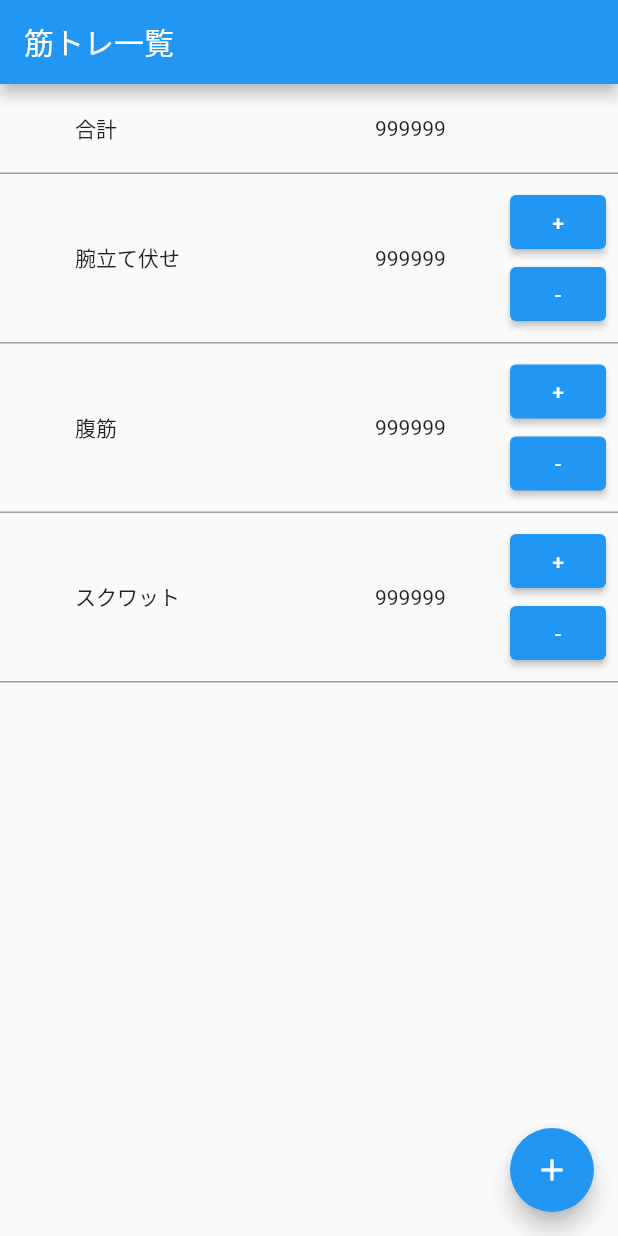
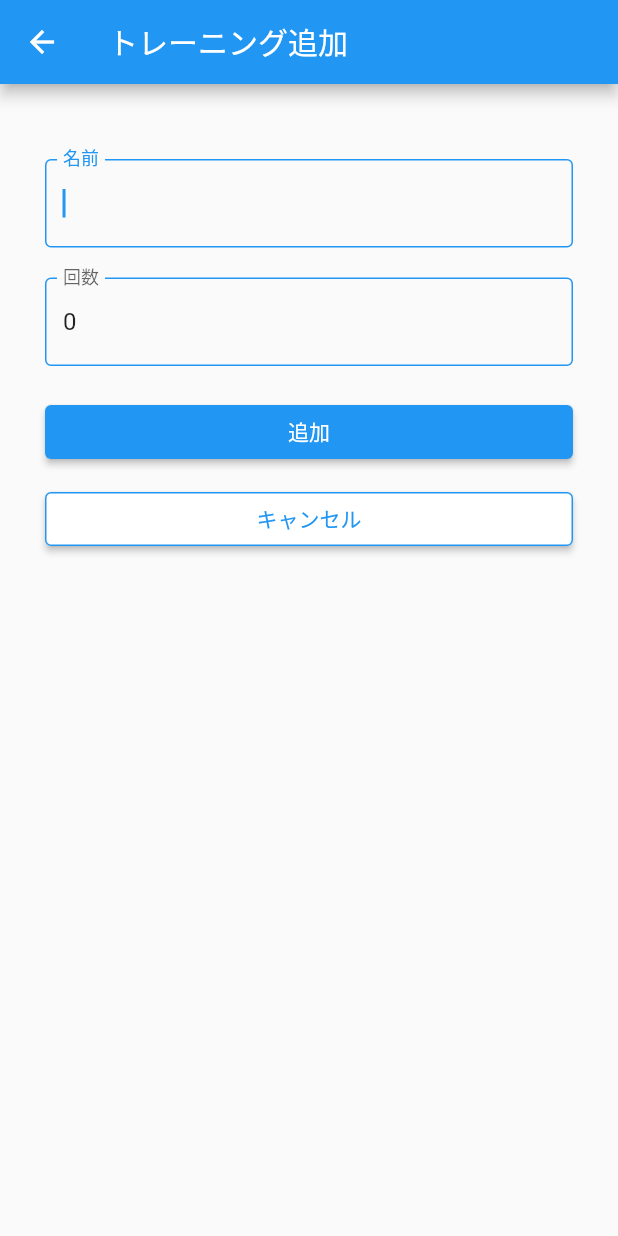
Before and after one commit to i-tanaka730/muscle_training_counter, a Flutter app: the screen it shows after launch, after a tap on the "add" icon, on a phone screen of 412 x 824 dp. Run offline on Flutter 3.47's test engine with Material 2 defaults, Android fonts, the phone set to English and light mode, and no system bars; drawn by our look-alikes of flutter_slidable; our stand-ins replace cloud_firestore, firebase_core; missing offline and left inert: cloud_firestore_web, firebase_core_web; accounts and stored records are empty.

Commit message:
feat: 入力画面を作成し、一覧画面から遷移できるように対応。

```diff
--- a/src/lib/ui/input/training_input_page.dart
+++ b/src/lib/ui/input/training_input_page.dart
@@ -1 +1,143 @@
-class TrainingInputPage {}
+import 'package:flutter/material.dart';
+import '../../model/training_item.dart';
+
+class TrainingInputPage extends StatefulWidget {
+  /// Todoのモデル
+  final TrainingItem? item;
+
+  /// コンストラクタ
+  /// Todoを引数で受け取った場合は更新、受け取らない場合は追加画面となる
+  const TrainingInputPage({Key? key, this.item}) : super(key: key);
+
+  /// Todo入力画面の状態を生成する
+  @override
+  State<TrainingInputPage> createState() => _TrainingInputPageState();
+}
+
+class _TrainingInputPageState extends State<TrainingInputPage> {
+  /// 新規追加か
+  late bool _isCreateTodo;
+
+  /// 画面項目：名前
+  late String _name;
+
+  /// 画面項目：回数
+  late int _count;
+
+  /// 初期処理を行う
+  @override
+  void initState() {
+    super.initState();
+    var item = widget.item;
+
+    _name = item?.getName() ?? "";
+    _count = item?.getCount() ?? 0;
+    _isCreateTodo = item == null;
+  }
+
+  /// 画面を作成する
+  @override
+  Widget build(BuildContext context) {
+    return Scaffold(
+      appBar: AppBar(
+        // アプリケーションバーに表示するタイトル
+        title: Text(_isCreateTodo ? 'トレーニング追加' : 'トレーニング編集'),
+      ),
+      body: Container(
+        // 全体のパディング
+        padding: const EdgeInsets.all(30),
+        child: Column(
+          children: <Widget>[
+            const SizedBox(height: 20),
+            // 名前のテキストフィールド
+            TextField(
+              autofocus: true,
+              decoration: const InputDecoration(
+                labelText: "名前",
+                enabledBorder: OutlineInputBorder(
+                  borderSide: BorderSide(
+                    color: Colors.blue,
+                  ),
+                ),
+                focusedBorder: OutlineInputBorder(
+                  borderSide: BorderSide(
+                    color: Colors.blue,
+                  ),
+                ),
+              ),
+              // TextEditingControllerを使用することで、いちいちsetStateしなくても画面を更新してくれる
+              controller: TextEditingController(text: _name),
+              onChanged: (String value) {
+                _name = value;
+              },
+            ),
+            const SizedBox(height: 20),
+            // 回数のテキストフィールド
+            TextField(
+              autofocus: true,
+              decoration: const InputDecoration(
+                labelText: "回数",
+                enabledBorder: OutlineInputBorder(
+                  borderSide: BorderSide(
+                    color: Colors.blue,
+                  ),
+                ),
+                focusedBorder: OutlineInputBorder(
+                  borderSide: BorderSide(
+                    color: Colors.blue,
+                  ),
+                ),
+              ),
+              // TextEditingControllerを使用することで、いちいちsetStateしなくても画面を更新してくれる
+              controller: TextEditingController(text: _count.toString()),
+              onChanged: (String value) {
+                _count = int.parse(value);
+              },
+            ),
+            const SizedBox(height: 20),
+            // 追加/更新ボタン
+            SizedBox(
+              width: double.infinity,
+              child: ElevatedButton(
+                onPressed: () {
+                  if (_isCreateTodo) {
+                    // TODO:トレーニングを追加する
+                  } else {
+                    // TODO:トレーニングを更新する
+                  }
+                  // トレーニング一覧画面に戻る
+                  Navigator.of(context).pop();
+                },
+                child: Text(
+                  _isCreateTodo ? '追加' : '更新',
+                  style: const TextStyle(color: Colors.white),
+                ),
+              ),
+            ),
+            const SizedBox(height: 10),
+            // キャンセルボタン
+            SizedBox(
+              width: double.infinity,
+              child: ElevatedButton(
+                onPressed: () {
+                  // Todoリスト画面に戻る
+                  Navigator.of(context).pop();
+                },
+                style: ElevatedButton.styleFrom(
+                  primary: Colors.white,
+                  side: const BorderSide(
+                    color: Colors.blue,
+                  ),
+                ),
+                child: const Text(
+                  "キャンセル",
+                  style: TextStyle(color: Colors.blue),
+                ),
+              ),
+            ),
+          ],
+        ),
+      ),
+    );
+  }
+}
--- a/src/lib/ui/list/training_list_page.dart
+++ b/src/lib/ui/list/training_list_page.dart
@@ -1,8 +1,8 @@
 import 'package:cloud_firestore/cloud_firestore.dart';
 import 'package:flutter/material.dart';
 import 'package:flutter_slidable/flutter_slidable.dart';
-
 import '../../model/training_item.dart';
+import '../input/training_input_page.dart';
 
 class TraningListPage extends StatefulWidget {
   const TraningListPage({Key? key}) : super(key: key);
@@ -35,16 +35,30 @@ class _MyHomePageState extends State<TraningListPage> {
     });
   }
 
-  void _incrementCounter() async {
-    setState(() {
-      _counter++;
-    });
-    // ドキュメント作成
-    await FirebaseFirestore.instance
-        .collection('menu') // コレクションID
-        .doc('腕立て伏せ') // ドキュメントID
-        .set({'count': _counter}); // データ
+  /// トレーニング入力・編集画面に遷移する
+  void _pushTraningInputPage([TrainingItem? item]) async {
+    await Navigator.of(context).push(
+      MaterialPageRoute(
+        builder: (context) {
+          return TrainingInputPage(item: item);
+        },
+      ),
+    );
+
+    // Todoの追加/更新を行う場合があるため、画面を更新する
+    setState(() {});
   }
+
+  // void _incrementCounter() async {
+  //   setState(() {
+  //     _counter++;
+  //   });
+  //   // ドキュメント作成
+  //   await FirebaseFirestore.instance
+  //       .collection('menu') // コレクションID
+  //       .doc('腕立て伏せ') // ドキュメントID
+  //       .set({'count': _counter}); // データ
+  // }
 
   @override
   Widget build(BuildContext context) {
@@ -81,6 +95,22 @@ class _MyHomePageState extends State<TraningListPage> {
                 itemBuilder: (context, index) {
                   var item = _traningItemlist[index];
                   return Slidable(
+                    // 左方向にリストアイテムをスライドした場合のアクション
+                    endActionPane: ActionPane(
+                      motion: const ScrollMotion(),
+                      extentRatio: 0.25,
+                      children: [
+                        SlidableAction(
+                          onPressed: (context) {
+                            // 編集画面に遷移する
+                            _pushTraningInputPage(item);
+                          },
+                          backgroundColor: Colors.yellow,
+                          icon: Icons.edit,
+                          label: '編集',
+                        ),
+                      ],
+                    ),
                     child: Container(
                       decoration: const BoxDecoration(border: Border(bottom: BorderSide(color: Colors.grey))),
                       child: Row(
@@ -121,7 +151,9 @@ class _MyHomePageState extends State<TraningListPage> {
         ],
       ),
       floatingActionButton: FloatingActionButton(
-        onPressed: _incrementCounter,
+        onPressed:
+            // 入力画面に遷移する
+            _pushTraningInputPage,
         tooltip: 'Increment',
         child: const Icon(Icons.add),
       ),
```
